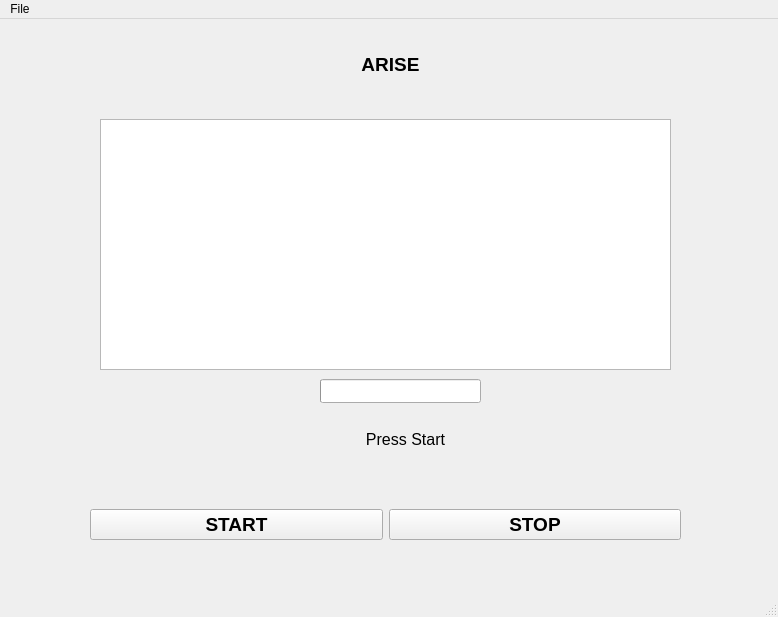
zakywisnu/CapstoneProject, file MainWindow.ui: the form before one commit.
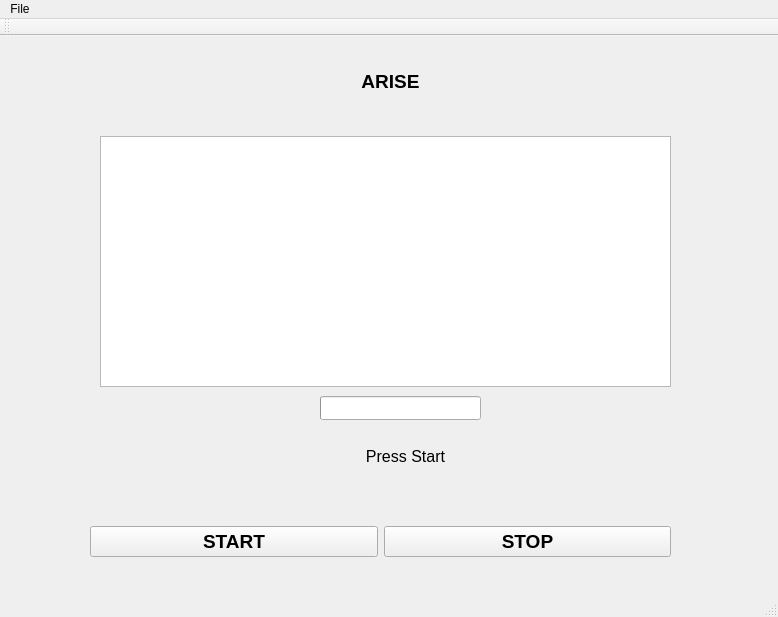
The form after the commit. Icons and pictures are not drawn.

Patch:
```diff
--- a/MainWindow.ui
+++ b/MainWindow.ui
@@ -19,7 +19,7 @@
      <rect>
       <x>90</x>
       <y>450</y>
-      <width>591</width>
+      <width>581</width>
       <height>111</height>
      </rect>
     </property>
@@ -225,6 +225,17 @@
    <addaction name="menuFile"/>
   </widget>
   <widget class="QStatusBar" name="statusbar"/>
+  <widget class="QToolBar" name="toolBar">
+   <property name="windowTitle">
+    <string>toolBar</string>
+   </property>
+   <attribute name="toolBarArea">
+    <enum>TopToolBarArea</enum>
+   </attribute>
+   <attribute name="toolBarBreak">
+    <bool>false</bool>
+   </attribute>
+  </widget>
   <action name="actionExit">
    <property name="text">
     <string>Exit</string>
```
Left out of the diff: 18 changed lines with no effect on the pictures.
